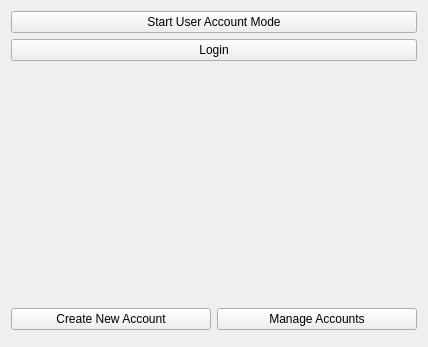
Old version of the form OpenLIFULogin/Resources/UI/OpenLIFULogin.ui in the repository OpenwaterHealth/SlicerOpenLIFU.
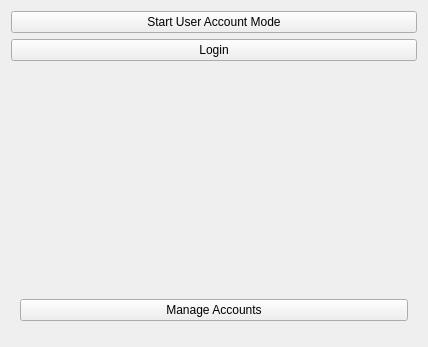
New version of the form. Custom widgets are drawn as their Qt base class.

Commit message:
Remove create new account convenience button (#338)
- New accounts can only be created through the management console.

What changed in the file:
```diff
--- a/OpenLIFULogin/Resources/UI/OpenLIFULogin.ui
+++ b/OpenLIFULogin/Resources/UI/OpenLIFULogin.ui
@@ -61,36 +61,13 @@
        <string>admin</string>
       </stringlist>
      </property>
-     <layout class="QVBoxLayout" name="verticalLayout_3">
-      <property name="leftMargin">
-       <number>0</number>
-      </property>
-      <property name="topMargin">
-       <number>0</number>
-      </property>
-      <property name="rightMargin">
-       <number>0</number>
-      </property>
-      <property name="bottomMargin">
-       <number>0</number>
-      </property>
-      <item>
-       <layout class="QHBoxLayout" name="accountManagementButtonsLayout">
-        <item>
-         <widget class="QPushButton" name="createNewAccountButton">
-          <property name="text">
-           <string>Create New Account</string>
-          </property>
-         </widget>
-        </item>
+     <layout class="QVBoxLayout" name="verticalLayout">
         <item>
          <widget class="QPushButton" name="manageAccountsButton">
           <property name="text">
            <string>Manage Accounts</string>
           </property>
          </widget>
-        </item>
-       </layout>
       </item>
      </layout>
     </widget>
```
Lines whose indentation alone changed are shown as unchanged. The commit also changes 1 other file.
